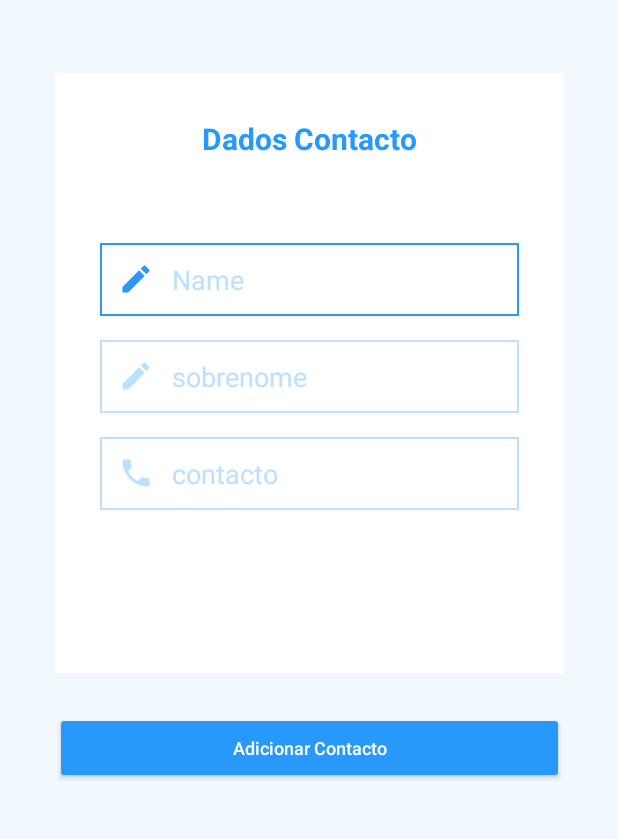
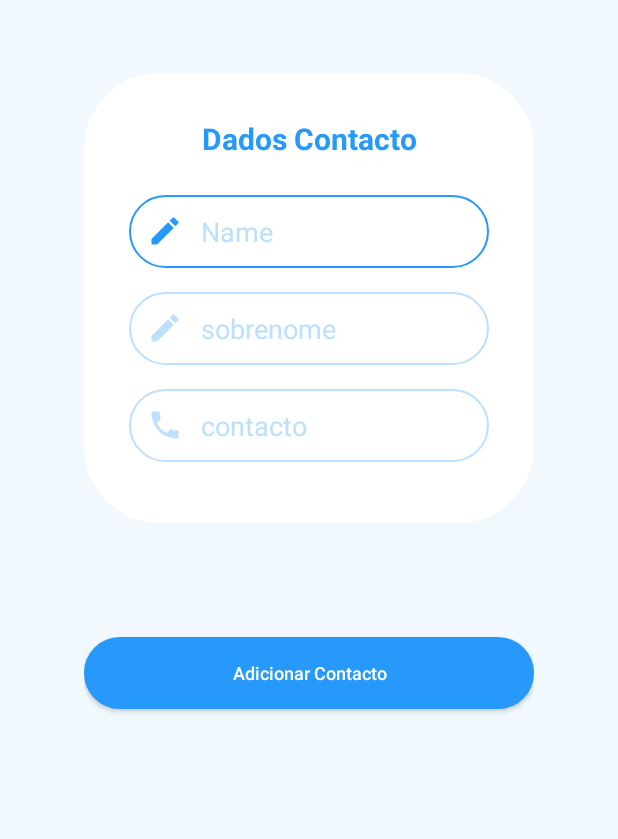
Before and after one commit to skadjaz/Android-Agenda, an Android app: the AddActivity screen opened directly, with no data from a screen before it, on a phone screen of 412 x 824 dp, the part 56-895 px from its top. Run offline under Robolectric (Android 15) with nearby library versions, the phone set to English and light mode, and no system bars.

Commit message:
Alteracoes esticias add actividade

```diff
--- a/app/src/main/res/drawable/custom_input.xml
+++ b/app/src/main/res/drawable/custom_input.xml
@@ -3,12 +3,14 @@
 
     <item android:state_enabled="true" android:state_focused="true">
         <shape android:shape="rectangle">
+            <corners android:radius="50dp"/>
             <solid android:color="@color/white"/>
             <stroke android:color="#2699FB" android:width="1dp"/>
         </shape>
     </item>
     <item android:state_enabled="true">
         <shape android:shape="rectangle">
+            <corners android:radius="50dp"/>
             <solid android:color="@color/white"/>
             <stroke android:color="#BCE0FD" android:width="1dp"/>
         </shape>
--- a/app/src/main/res/drawable/ic_border_style.xml
+++ /dev/null
@@ -1,5 +0,0 @@
-<vector android:height="5dp" android:tint="#BCE0FD"
-    android:viewportHeight="24" android:viewportWidth="24"
-    android:width="5dp" xmlns:android="http://schemas.android.com/apk/res/android">
-    <path android:fillColor="@android:color/white" android:pathData="M15,21h2v-2h-2v2zM19,21h2v-2h-2v2zM7,21h2v-2L7,19v2zM11,21h2v-2h-2v2zM19,17h2v-2h-2v2zM19,13h2v-2h-2v2zM3,3v18h2L5,5h16L21,3L3,3zM19,9h2L21,7h-2v2z"/>
-</vector>
--- a/app/src/main/res/layout/activity_add.xml
+++ b/app/src/main/res/layout/activity_add.xml
@@ -17,7 +17,7 @@
         android:layout_height="wrap_content" />
 
     <androidx.constraintlayout.widget.ConstraintLayout
-        android:layout_width="339dp"
+        android:layout_width="300dp"
         android:layout_height="500dp"
         android:layout_margin="30dp"
         android:layout_marginStart="36dp"
@@ -35,19 +35,20 @@
             android:layout_height="wrap_content"
             android:backgroundTint="#2699FB"
             android:text="Adicionar Contacto"
+            android:background="@drawable/custom_input"
             android:textAllCaps="false"
             android:textColor="@color/white"
             android:textSize="12sp"
             app:layout_constraintBottom_toBottomOf="parent"
             app:layout_constraintEnd_toEndOf="parent"
             app:layout_constraintStart_toStartOf="parent"
-            app:layout_constraintTop_toBottomOf="@+id/constraintLayout" />
+            app:layout_constraintTop_toBottomOf="@+id/caixas_texto" />
 
         <androidx.constraintlayout.widget.ConstraintLayout
-            android:id="@+id/constraintLayout"
+            android:id="@+id/caixas_texto"
             android:layout_width="match_parent"
-            android:layout_height="400dp"
-            android:background="#FFFFFF"
+            android:layout_height="300dp"
+            android:background="@drawable/custom_input"
             android:backgroundTint="#FFFFFF"
             android:padding="30dp"
             app:layout_constraintEnd_toEndOf="parent"
@@ -60,36 +61,36 @@
                 android:id="@+id/nome_input"
                 android:layout_width="match_parent"
                 android:layout_height="wrap_content"
-                android:layout_marginTop="56dp"
-                android:padding="12dp"
-                android:ems="10"
-                android:textColorHint="#BCE0FD"
-                android:textColor="#2699FB"
-                android:hint="Name"
+                android:layout_marginTop="24dp"
                 android:background="@drawable/custom_input"
                 android:drawableStart="@drawable/custom_edit_icon"
                 android:drawablePadding="12dp"
+                android:ems="10"
+                android:hint="Name"
                 android:inputType="textPersonName"
                 android:minHeight="48dp"
+                android:padding="12dp"
+                android:textColor="#2699FB"
+                android:textColorHint="#BCE0FD"
                 app:layout_constraintEnd_toEndOf="parent"
                 app:layout_constraintStart_toStartOf="parent"
-                app:layout_constraintTop_toBottomOf="@+id/titulo"/>
+                app:layout_constraintTop_toBottomOf="@+id/titulo" />
 
             <EditText
                 android:id="@+id/sobrenome_input"
                 android:layout_width="match_parent"
                 android:layout_height="wrap_content"
                 android:layout_marginTop="16dp"
-                android:padding="12dp"
-                android:ems="10"
-                android:hint="sobrenome"
-                android:textColorHint="#BCE0FD"
-                android:textColor="#2699FB"
                 android:background="@drawable/custom_input"
                 android:drawableStart="@drawable/custom_edit_icon"
                 android:drawablePadding="12dp"
+                android:ems="10"
+                android:hint="sobrenome"
                 android:inputType="textPersonName"
                 android:minHeight="48dp"
+                android:padding="12dp"
+                android:textColor="#2699FB"
+                android:textColorHint="#BCE0FD"
                 app:layout_constraintEnd_toEndOf="parent"
                 app:layout_constraintStart_toStartOf="parent"
                 app:layout_constraintTop_toBottomOf="@+id/nome_input" />
@@ -99,16 +100,16 @@
                 android:layout_width="match_parent"
                 android:layout_height="wrap_content"
                 android:layout_marginTop="16dp"
-                android:padding="12dp"
-                android:ems="10"
-                android:hint="contacto"
-                android:textColorHint="#BCE0FD"
-                android:textColor="#2699FB"
                 android:background="@drawable/custom_input"
                 android:drawableStart="@drawable/custom_phone_icon"
                 android:drawablePadding="12dp"
+                android:ems="10"
+                android:hint="contacto"
                 android:inputType="textPersonName"
                 android:minHeight="48dp"
+                android:padding="12dp"
+                android:textColor="#2699FB"
+                android:textColorHint="#BCE0FD"
                 app:layout_constraintEnd_toEndOf="parent"
                 app:layout_constraintStart_toStartOf="parent"
                 app:layout_constraintTop_toBottomOf="@+id/sobrenome_input" />
--- a/app/src/main/res/layout/activity_update.xml
+++ b/app/src/main/res/layout/activity_update.xml
@@ -19,7 +19,7 @@
         android:textAllCaps="false"
         app:layout_constraintEnd_toEndOf="parent"
         app:layout_constraintStart_toStartOf="parent"
-        app:layout_constraintTop_toBottomOf="@+id/constraintLayout" />
+        app:layout_constraintTop_toBottomOf="@+id/caixas_texto" />
 
     <Button
         android:id="@+id/delete_button"
@@ -34,7 +34,7 @@
         app:layout_constraintTop_toBottomOf="@+id/update_button" />
 
     <androidx.constraintlayout.widget.ConstraintLayout
-        android:id="@+id/constraintLayout"
+        android:id="@+id/caixas_texto"
         android:layout_width="match_parent"
         android:layout_height="350dp"
         android:layout_marginTop="4dp"
```
Also changed, not shown: app/src/main/res/drawable/ic_search_black_24dp.xml (deleted, +0 -9 lines), app/src/main/res/layout/row.xml (+13 -11 lines).
